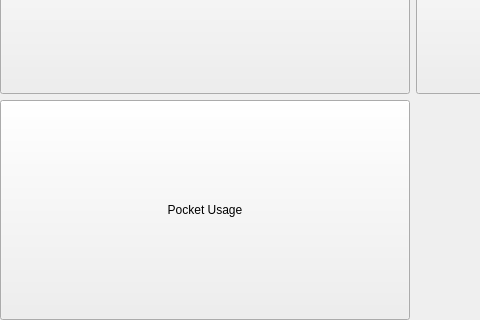
Before: the Qt Designer form FinancialManager/Content/Statistics/statisticsselectionwidget.ui in Aethermeister/FinancialManager, drawn with Qt 5; both pictures show x 0 to 480 and y 127 to 447 of the 825 by 447 pixel window.
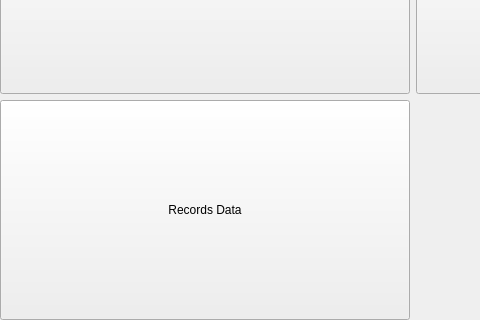
After: the same form once the commit is applied.

Commit message:
Records data chart view added
QPieSeries using chart view base added

Records data chart with items and locations options and Pocket filter added

The edit to the form file:
```diff
--- a/FinancialManager/Content/Statistics/statisticsselectionwidget.ui
+++ b/FinancialManager/Content/Statistics/statisticsselectionwidget.ui
@@ -61,7 +61,7 @@
       </sizepolicy>
      </property>
      <property name="text">
-      <string>Pocket Usage</string>
+      <string>Records Data</string>
      </property>
     </widget>
    </item>
```
Left out of the diff: 2 changed lines with no effect on the pictures. The commit also changes 20 other files.
